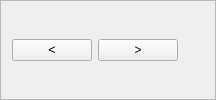
Above: OrbitQt/orbiteventiterator.ui from google/orbit before the change. Below: the same form after it.
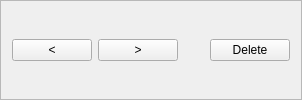
That is the form after the change.

What changed in the file:
```diff
--- a/OrbitQt/orbiteventiterator.ui
+++ b/OrbitQt/orbiteventiterator.ui
@@ -60,6 +60,19 @@
     <widget class="QLabel" name="CountLabel">
     </widget>
    </item>
+   <item row="0" column="4">
+    <widget class="QPushButton" name="DeleteButton">
+     <property name="text">
+      <string>Delete</string>
+     </property>
+     <property name="sizePolicy">
+      <sizepolicy hsizetype="Fixed" vsizetype="Fixed">
+       <horstretch>0</horstretch>
+       <verstretch>0</verstretch>
+      </sizepolicy>
+     </property>
+    </widget>
+   </item>
   </layout>
  </widget>
  <customwidgets>
```
